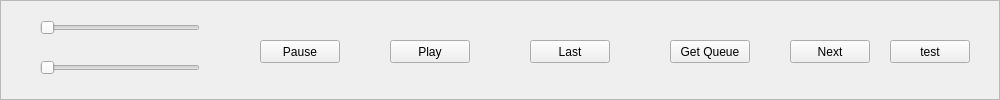
This is src/bars/bottomBar/bottomBar.ui in Nmstr/Auralium as Qt 5 draws it before an edit. The edited form follows.
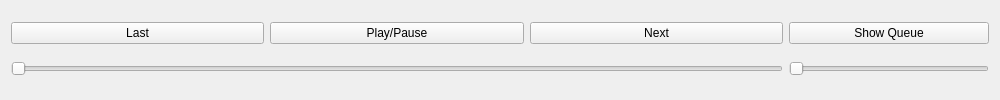
This is the edited form.

Commit message: redesigned bottom bar

What changed in the file:
```diff
--- a/src/bars/bottomBar/bottomBar.ui
+++ b/src/bars/bottomBar/bottomBar.ui
@@ -13,167 +13,119 @@
   <property name="windowTitle">
    <string>Frame</string>
   </property>
-  <layout class="QVBoxLayout" name="verticalLayout">
-   <property name="leftMargin">
-    <number>0</number>
-   </property>
-   <property name="topMargin">
-    <number>0</number>
-   </property>
-   <property name="rightMargin">
-    <number>0</number>
-   </property>
-   <property name="bottomMargin">
-    <number>0</number>
-   </property>
+  <layout class="QHBoxLayout" name="horizontalLayout">
    <item>
-    <widget class="QFrame" name="bottomBar">
-     <property name="sizePolicy">
-      <sizepolicy hsizetype="Preferred" vsizetype="Preferred">
-       <horstretch>0</horstretch>
-       <verstretch>0</verstretch>
-      </sizepolicy>
+    <widget class="QFrame" name="frame">
+     <property name="frameShape">
+      <enum>QFrame::NoFrame</enum>
      </property>
-     <property name="minimumSize">
-      <size>
-       <width>0</width>
-       <height>100</height>
-      </size>
+     <property name="frameShadow">
+      <enum>QFrame::Raised</enum>
      </property>
+     <layout class="QGridLayout" name="gridLayout">
+      <property name="leftMargin">
+       <number>0</number>
+      </property>
+      <property name="topMargin">
+       <number>0</number>
+      </property>
+      <property name="rightMargin">
+       <number>0</number>
+      </property>
+      <property name="bottomMargin">
+       <number>0</number>
+      </property>
+      <item row="0" column="2">
+       <widget class="QPushButton" name="musicControlsPlay">
+        <property name="text">
+         <string>Play/Pause</string>
+        </property>
+       </widget>
+      </item>
+      <item row="1" column="1" colspan="3">
+       <widget class="QSlider" name="musicControlsTime">
+        <property name="styleSheet">
+         <string notr="true"/>
+        </property>
+        <property name="singleStep">
+         <number>0</number>
+        </property>
+        <property name="pageStep">
+         <number>1</number>
+        </property>
+        <property name="value">
+         <number>0</number>
+        </property>
+        <property name="sliderPosition">
+         <number>0</number>
+        </property>
+        <property name="orientation">
+         <enum>Qt::Horizontal</enum>
+        </property>
+       </widget>
+      </item>
+      <item row="0" column="1">
+       <widget class="QPushButton" name="musicControlsLast">
+        <property name="text">
+         <string>Last</string>
+        </property>
+       </widget>
+      </item>
+      <item row="0" column="3">
+       <widget class="QPushButton" name="musicControlsNext">
+        <property name="text">
+         <string>Next</string>
+        </property>
+       </widget>
+      </item>
+     </layout>
+    </widget>
+   </item>
+   <item>
+    <widget class="QFrame" name="frame_2">
      <property name="maximumSize">
       <size>
-       <width>16777215</width>
+       <width>200</width>
        <height>16777215</height>
       </size>
      </property>
      <property name="frameShape">
-      <enum>QFrame::StyledPanel</enum>
+      <enum>QFrame::NoFrame</enum>
      </property>
      <property name="frameShadow">
       <enum>QFrame::Raised</enum>
      </property>
-     <widget class="QPushButton" name="musicControlsNext">
-      <property name="geometry">
-       <rect>
-        <x>790</x>
-        <y>40</y>
-        <width>80</width>
-        <height>23</height>
-       </rect>
+     <layout class="QGridLayout" name="gridLayout_2">
+      <property name="leftMargin">
+       <number>0</number>
       </property>
-      <property name="text">
-       <string>Next</string>
-      </property>
-     </widget>
-     <widget class="QPushButton" name="musicControlsLast">
-      <property name="geometry">
-       <rect>
-        <x>530</x>
-        <y>40</y>
-        <width>80</width>
-        <height>23</height>
-       </rect>
-      </property>
-      <property name="text">
-       <string>Last</string>
-      </property>
-     </widget>
-     <widget class="QPushButton" name="musicControlsGetQueue">
-      <property name="geometry">
-       <rect>
-        <x>670</x>
-        <y>40</y>
-        <width>80</width>
-        <height>23</height>
-       </rect>
-      </property>
-      <property name="text">
-       <string>Get Queue</string>
-      </property>
-     </widget>
-     <widget class="QPushButton" name="musicControlsPlay">
-      <property name="geometry">
-       <rect>
-        <x>390</x>
-        <y>40</y>
-        <width>80</width>
-        <height>23</height>
-       </rect>
-      </property>
-      <property name="text">
-       <string>Play</string>
-      </property>
-     </widget>
-     <widget class="QPushButton" name="musicControlsPause">
-      <property name="geometry">
-       <rect>
-        <x>260</x>
-        <y>40</y>
-        <width>80</width>
-        <height>23</height>
-       </rect>
-      </property>
-      <property name="text">
-       <string>Pause</string>
-      </property>
-     </widget>
-     <widget class="QSlider" name="musicControlsVolume">
-      <property name="geometry">
-       <rect>
-        <x>40</x>
-        <y>20</y>
-        <width>160</width>
-        <height>16</height>
-       </rect>
-      </property>
-      <property name="maximum">
-       <number>100</number>
-      </property>
-      <property name="orientation">
-       <enum>Qt::Horizontal</enum>
-      </property>
-     </widget>
-     <widget class="QSlider" name="musicControlsTime">
-      <property name="geometry">
-       <rect>
-        <x>40</x>
-        <y>60</y>
-        <width>160</width>
-        <height>16</height>
-       </rect>
-      </property>
-      <property name="styleSheet">
-       <string notr="true"/>
-      </property>
-      <property name="singleStep">
+      <property name="topMargin">
        <number>0</number>
       </property>
-      <property name="pageStep">
-       <number>1</number>
-      </property>
-      <property name="value">
+      <property name="rightMargin">
        <number>0</number>
       </property>
-      <property name="sliderPosition">
+      <property name="bottomMargin">
        <number>0</number>
       </property>
-      <property name="orientation">
-       <enum>Qt::Horizontal</enum>
-      </property>
-     </widget>
-     <widget class="QPushButton" name="test">
-      <property name="geometry">
-       <rect>
-        <x>890</x>
-        <y>40</y>
-        <width>80</width>
-        <height>23</height>
-       </rect>
-      </property>
-      <property name="text">
-       <string>test</string>
-      </property>
-     </widget>
+      <item row="3" column="0" colspan="2">
+       <widget class="QSlider" name="musicControlsVolume">
+        <property name="maximum">
+         <number>100</number>
+        </property>
+        <property name="orientation">
+         <enum>Qt::Horizontal</enum>
+        </property>
+       </widget>
+      </item>
+      <item row="2" column="0" colspan="2">
+       <widget class="QPushButton" name="showQueueBtn">
+        <property name="text">
+         <string>Show Queue</string>
+        </property>
+       </widget>
+      </item>
+     </layout>
     </widget>
    </item>
   </layout>
```
The commit also changes 2 other files.
